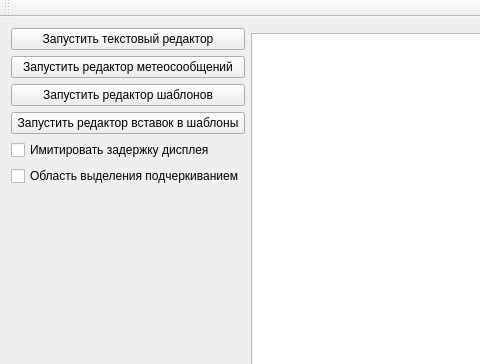
Qt form _Qt/project/mainwindow.ui (Teslatec/LPM_Editor) before a commit; both pictures show x 0 to 480 and y 0 to 364 of the 1153 by 452 pixel window.
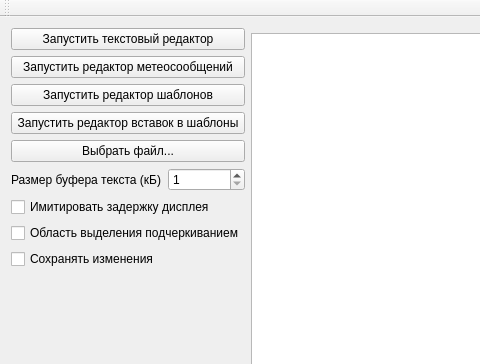
The same form after that commit.

Commit message: 1. Добавил возможность выбрать файл для редактирования 2. Добавил возможность задать максимальный размер файла 3. Добавил возможность задать, сохранять ли изменения в файле Для всех трех параметров добавил сохранение и чтение значения в реестре.

```diff
--- a/_Qt/project/mainwindow.ui
+++ b/_Qt/project/mainwindow.ui
@@ -63,6 +63,40 @@
         </property>
        </widget>
       </item>
+      <item>
+       <widget class="QPushButton" name="pbTextFile">
+        <property name="focusPolicy">
+         <enum>Qt::NoFocus</enum>
+        </property>
+        <property name="text">
+         <string>Выбрать файл...</string>
+        </property>
+       </widget>
+      </item>
+      <item>
+       <layout class="QHBoxLayout" name="horizontalLayout_2">
+        <item>
+         <widget class="QLabel" name="label">
+          <property name="text">
+           <string>Размер буфера текста (кБ)</string>
+          </property>
+         </widget>
+        </item>
+        <item>
+         <widget class="QSpinBox" name="sbxTextSize">
+          <property name="focusPolicy">
+           <enum>Qt::NoFocus</enum>
+          </property>
+          <property name="minimum">
+           <number>1</number>
+          </property>
+          <property name="maximum">
+           <number>1024</number>
+          </property>
+         </widget>
+        </item>
+       </layout>
+      </item>
       <item>
        <widget class="QCheckBox" name="ckbxLatency">
         <property name="focusPolicy">
@@ -83,6 +117,16 @@
         </property>
        </widget>
       </item>
+      <item>
+       <widget class="QCheckBox" name="ckbxSaveChanges">
+        <property name="focusPolicy">
+         <enum>Qt::NoFocus</enum>
+        </property>
+        <property name="text">
+         <string>Сохранять изменения</string>
+        </property>
+       </widget>
+      </item>
       <item>
        <spacer name="verticalSpacer">
         <property name="orientation">
```
The commit also changes 6 other files.
